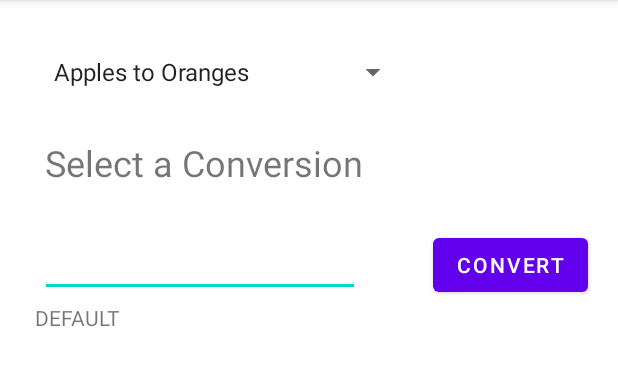
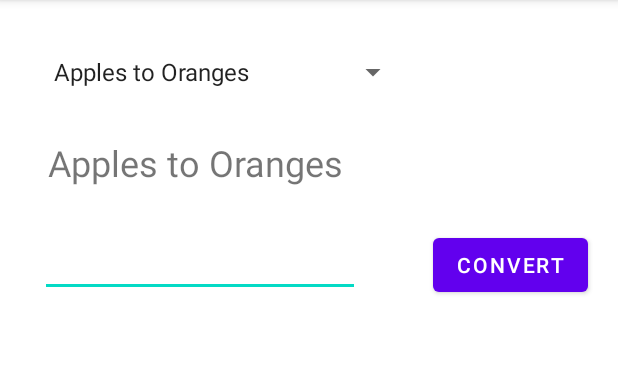
Before and after one commit to gjesionowski/BIT372-GregoryJesionowski, an Android app: the screen it shows after launch (MainActivity), on a phone screen of 412 x 824 dp, the part 84-470 px from its top. Run offline under Robolectric (Android 15) with nearby library versions, the phone set to English and light mode, and no system bars.

Commit message:
Solution, spinner selections pass the position to viewmodel

```diff
--- a/app/build.gradle
+++ b/app/build.gradle
@@ -33,6 +33,8 @@ dependencies {
     implementation 'androidx.appcompat:appcompat:1.2.0'
     implementation 'com.google.android.material:material:1.2.1'
     implementation 'androidx.constraintlayout:constraintlayout:2.0.4'
+    implementation 'androidx.lifecycle:lifecycle-extensions:2.2.0'
+    implementation "androidx.lifecycle:lifecycle-viewmodel:2.3.0"
     testImplementation 'junit:junit:4.+'
     androidTestImplementation 'androidx.test.ext:junit:1.1.2'
     androidTestImplementation 'androidx.test.espresso:espresso-core:3.3.0'
--- /dev/null
+++ b/app/src/main/java/com/example/unitcoverter/ConverterRepository.java
@@ -0,0 +1,31 @@
+package com.example.unitcoverter;
+
+import android.os.Build;
+
+import androidx.annotation.RequiresApi;
+import androidx.lifecycle.LiveData;
+import androidx.lifecycle.MutableLiveData;
+
+import java.util.List;
+
+@RequiresApi(api = Build.VERSION_CODES.R)
+public class ConverterRepository {
+    private List<String> conversion_options = List.of(
+            "Apples to Oranges", "Meters to Feet", "Fluid Ounces to Milliliters", "Pounds to Kilograms"
+    );
+
+    private MutableLiveData<String> currentConversion;
+
+    public LiveData<String> getCurrentConversion(){
+        if(currentConversion == null){
+            currentConversion = new MutableLiveData<>();
+            currentConversion.setValue(conversion_options.get(0));
+        }
+        return currentConversion;
+    }
+
+    public String updateCurrentConversion(int pos){
+        this.currentConversion.setValue(conversion_options.get(pos));
+        return this.currentConversion.getValue();
+    }
+}
--- /dev/null
+++ b/app/src/main/java/com/example/unitcoverter/ConverterViewModel.java
@@ -0,0 +1,23 @@
+package com.example.unitcoverter;
+
+import android.os.Build;
+
+import androidx.annotation.RequiresApi;
+import androidx.lifecycle.LiveData;
+import androidx.lifecycle.MutableLiveData;
+import androidx.lifecycle.ViewModel;
+
+@RequiresApi(api = Build.VERSION_CODES.R)
+public class ConverterViewModel extends ViewModel {
+    private ConverterRepository repo = new ConverterRepository();
+
+    public MutableLiveData<String> conversion = new MutableLiveData<>();
+
+    public LiveData<String> getCurrentConversion() {
+        return repo.getCurrentConversion();
+    }
+
+    public void updateCurrentConversion(int pos) {
+        conversion.setValue(repo.updateCurrentConversion(pos));
+    }
+}
--- a/app/src/main/java/com/example/unitcoverter/MainActivity.java
+++ b/app/src/main/java/com/example/unitcoverter/MainActivity.java
@@ -1,8 +1,12 @@
 package com.example.unitcoverter;
 
+import androidx.annotation.RequiresApi;
 import androidx.appcompat.app.AppCompatActivity;
+import androidx.lifecycle.ViewModelProvider;
 
+import android.os.Build;
 import android.os.Bundle;
+import android.util.Log;
 import android.view.View;
 import android.widget.AdapterView;
 import android.widget.ArrayAdapter;
@@ -11,60 +15,52 @@ import android.widget.EditText;
 import android.widget.Spinner;
 import android.widget.TextView;
 
-public class MainActivity extends AppCompatActivity implements AdapterView.OnItemSelectedListener {
 
+public class MainActivity extends AppCompatActivity {
+
+    @RequiresApi(api = Build.VERSION_CODES.R)
     @Override
     protected void onCreate(Bundle savedInstanceState) {
         super.onCreate(savedInstanceState);
         setContentView(R.layout.activity_main);
 
-        Button fbtn = findViewById(R.id.convert_btn);
         Spinner spinner = findViewById(R.id.spinner);
-
-        EditText finput = findViewById(R.id.converter_input);
-        TextView foutput = findViewById(R.id.converter_output);
-
         ArrayAdapter<CharSequence> adapter = ArrayAdapter.createFromResource(this,
                 R.array.conversions, android.R.layout.simple_spinner_item);
         adapter.setDropDownViewResource(android.R.layout.simple_spinner_dropdown_item);
         spinner.setAdapter(adapter);
-        spinner.setOnItemSelectedListener(this);
+
+        Button fbtn = findViewById(R.id.convert_btn);
+        EditText finput = findViewById(R.id.converter_input);
+        TextView foutput = findViewById(R.id.converter_output);
+
+
+        Converter converter = new Converter();
+        ConverterViewModel model = new ViewModelProvider(this).get(ConverterViewModel.class);
+        model.getCurrentConversion();
+        model.conversion.observe(this, conversion -> {
+            TextView title = findViewById(R.id.conversion_title);
+            title.setText(conversion);
+            Log.i("INFO", "Observer is working, changed title to " + conversion);
+        });
+
+        spinner.setOnItemSelectedListener(new AdapterView.OnItemSelectedListener() {
+            @Override
+            public void onItemSelected(AdapterView<?> parent, View view, int position, long id) {
+                model.updateCurrentConversion(position);
+            }
+
+            @Override
+            public void onNothingSelected(AdapterView<?> parent) {
+            }
+        });
 
         fbtn.setOnClickListener(v -> {
             if (finput.getText().length() == 0)
                 return;
-            switch (spinner.getSelectedItemPosition()) {
-                case 0:
-                    double output = Converter.toOranges(Float.parseFloat(finput.getText().toString()));
-                    foutput.setText(String.format("%.2f Oranges", output));
-                    break;
-                case 1:
-                    output = Converter.toMeters(Float.parseFloat(finput.getText().toString()));
-                    foutput.setText(String.format("%.2f Meters", output));
-                    break;
-                case 2:
-                    output = Converter.toKilograms(Float.parseFloat(finput.getText().toString()));
-                    foutput.setText(String.format("%.2f Meters", output));
-                    break;
-                case 3:
-                    output = Converter.toMilliliters(Float.parseFloat(finput.getText().toString()));
-                    foutput.setText(String.format("%.2f Meters", output));
-                    break;
-                default:
-                    throw new IllegalStateException("Unexpected value: " + spinner.getSelectedItemPosition());
-            }
-
-
+            float input = Float.parseFloat(finput.getText().toString());
+            int pos = spinner.getSelectedItemPosition();
+            foutput.setText(converter.convertValues(pos, input));
         });
     }
-
-    @Override
-    public void onItemSelected(AdapterView<?> parent, View view, int position, long id) {
-
-    }
-
-    @Override
-    public void onNothingSelected(AdapterView<?> parent) {
-
-    }
 }
--- a/app/src/main/res/layout/activity_main.xml
+++ b/app/src/main/res/layout/activity_main.xml
@@ -7,7 +7,7 @@
     tools:context=".MainActivity">
 
     <TextView
-        android:id="@+id/fahrenheit_title"
+        android:id="@+id/conversion_title"
         android:layout_width="wrap_content"
         android:layout_height="wrap_content"
         android:layout_marginTop="92dp"
@@ -27,14 +27,14 @@
         android:layout_marginRight="20dp"
         android:text="Convert"
         app:layout_constraintEnd_toEndOf="parent"
-        app:layout_constraintTop_toBottomOf="@+id/fahrenheit_title" />
+        app:layout_constraintTop_toBottomOf="@+id/conversion_title" />
 
     <TextView
         android:id="@+id/converter_output"
         android:layout_width="wrap_content"
         android:layout_height="wrap_content"
         android:layout_marginTop="4dp"
-        android:text="DEFAULT"
+        android:text=""
         app:layout_constraintEnd_toStartOf="@+id/convert_btn"
         app:layout_constraintHorizontal_bias="0.102"
         app:layout_constraintStart_toStartOf="parent"
@@ -50,7 +50,7 @@
         app:layout_constraintEnd_toStartOf="@+id/convert_btn"
         app:layout_constraintHorizontal_bias="0.358"
         app:layout_constraintStart_toStartOf="parent"
-        app:layout_constraintTop_toBottomOf="@+id/fahrenheit_title" />
+        app:layout_constraintTop_toBottomOf="@+id/conversion_title" />
 
     <androidx.constraintlayout.widget.Guideline
         android:id="@+id/guideline"
--- a/app/src/main/res/values/strings.xml
+++ b/app/src/main/res/values/strings.xml
@@ -2,7 +2,7 @@
     <string name="app_name">Unit Coverter</string>
     <string-array name="conversions">
         <item>Apples to Oranges</item>
-        <item>Feet to Meters</item>
+        <item>Meters to Feet</item>
         <item>Fluid Ounces to Milliliters</item>
         <item>Pounds to Kilograms</item>
     </string-array>
```
Also changed, not shown: app/src/main/java/com/example/unitcoverter/Converter.java (+31 -3 lines).
